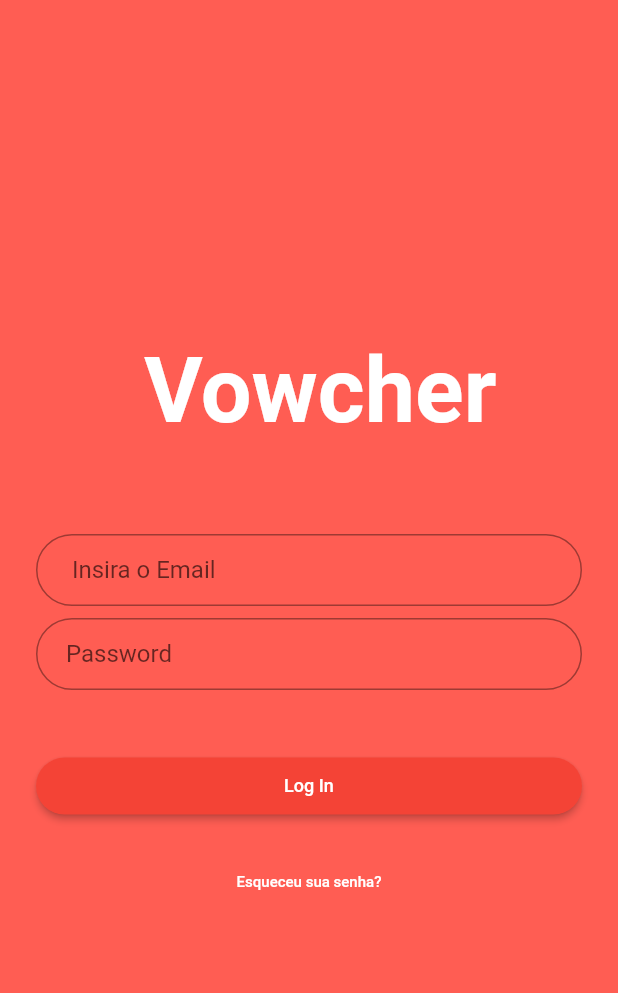
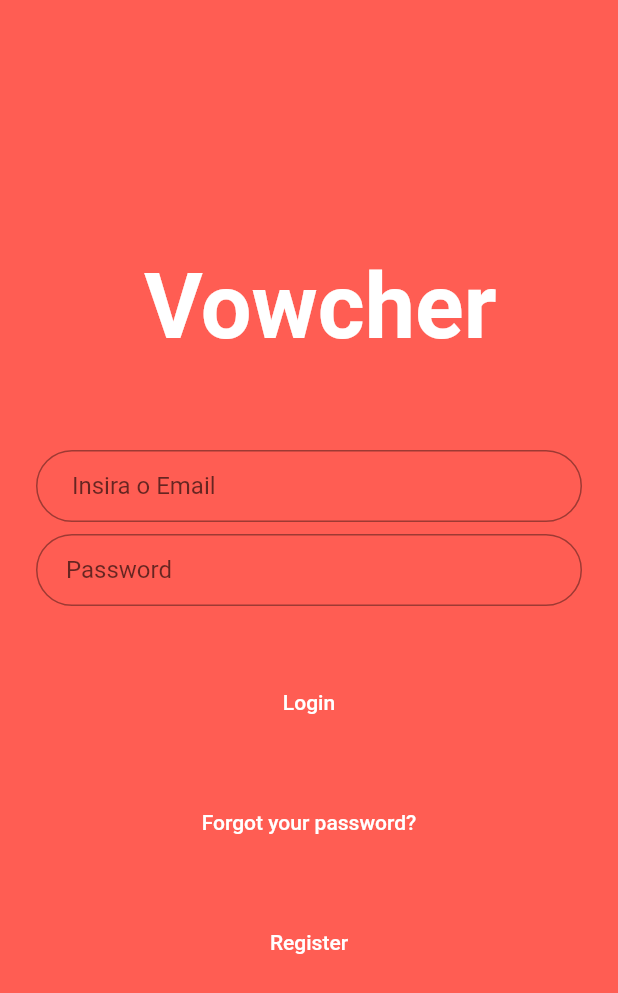
Before and after one commit to henriqdsvlima/vowcher_app_project, a Flutter app: the screen it shows after launch, on a phone screen of 412 x 824 dp. Shown: the top 993 px of the screen. Run offline on Flutter 3.47's test engine with Material 2 defaults, Android fonts, the phone set to English and light mode, and no system bars.

Commit message:
Button
Alterações dos botões de Login, Forgot your password? e registrer

```diff
--- a/lib/main.dart
+++ b/lib/main.dart
@@ -57,34 +57,44 @@ class _VowcherLoginState extends State<VowcherLogin> {
 
     final loginButton = Padding(
       padding: EdgeInsets.symmetric(vertical: 16.0),
-      child: RaisedButton(
+      child: TextButton(
         onPressed: () {},
-        shape: RoundedRectangleBorder(
-          borderRadius: BorderRadius.circular(24),
-        ),
-        padding: EdgeInsets.all(12),
-        color: Colors.red,
+        style: TextButton.styleFrom(
+            primary: Colors.transparent,
+            side: BorderSide(color: Colors.transparent)),
         child: Text(
-          'Log In',
-          style: TextStyle(color: Colors.white, fontSize: 12.0),
+          'Login',
+          style: TextStyle(color: Colors.white),
         ),
       ),
     );
 
-    final forgotlabel = TextButton(
-      autofocus: true,
-      onPressed: () {},
-      child: Container(
+    final forgotlabel = Padding(
+      padding: EdgeInsets.symmetric(vertical: 16.0),
+      child: TextButton(
+        onPressed: () {},
+        style: TextButton.styleFrom(
+            primary: Colors.transparent,
+            side: BorderSide(color: Colors.transparent)),
         child: Text(
-          'Esqueceu sua senha?',
-          style: TextStyle(color: Colors.white, fontSize: 10.0),
+          'Forgot your password?',
+          style: TextStyle(color: Colors.white),
         ),
       ),
     );
 
-    final Register = ElevatedButton(
-      autofocus: false,
-      onPressed: () {},
+    final register = Padding(
+      padding: EdgeInsets.symmetric(vertical: 16.0),
+      child: TextButton(
+        onPressed: () {},
+        style: TextButton.styleFrom(
+            primary: Colors.transparent,
+            side: BorderSide(color: Colors.transparent)),
+        child: Text(
+          'Register',
+          style: TextStyle(color: Colors.white),
+        ),
+      ),
     );
 
     return MaterialApp(
@@ -109,6 +119,7 @@ class _VowcherLoginState extends State<VowcherLogin> {
               ),
               loginButton,
               forgotlabel,
+              register,
             ],
           ),
         ),
```
Also changed, not shown: lib/cupom.dart (added).
